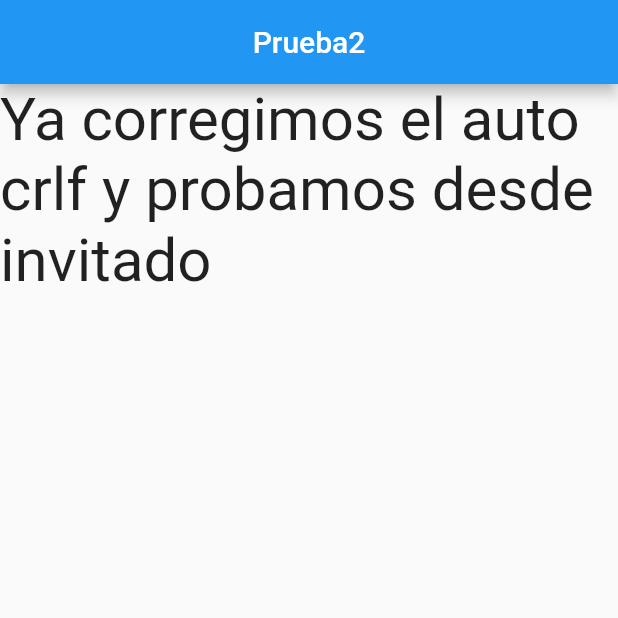
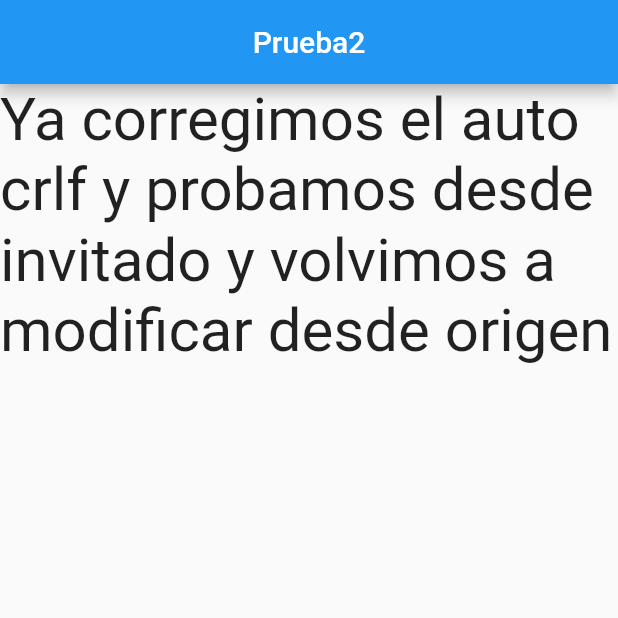
Before and after one commit to PedroCristobal/prueba_perfil, a Flutter app: the screen it shows after launch, on a phone screen of 412 x 824 dp, the top half of it. Run offline on Flutter 3.47's test engine with Material 2 defaults, Android fonts, the phone set to English and light mode, and no system bars.

Commit message:
ultima prueba

```diff
--- a/lib/pages/principal.dart
+++ b/lib/pages/principal.dart
@@ -7,7 +7,7 @@ class Principal extends StatelessWidget {
   Widget build(BuildContext context) {
     return Container(
       child: Text(
-        'Ya corregimos el auto crlf y probamos desde invitado',
+        'Ya corregimos el auto crlf y probamos desde invitado y volvimos a modificar desde origen',
         style: TextStyle(
           fontSize: 40
         ),
```
